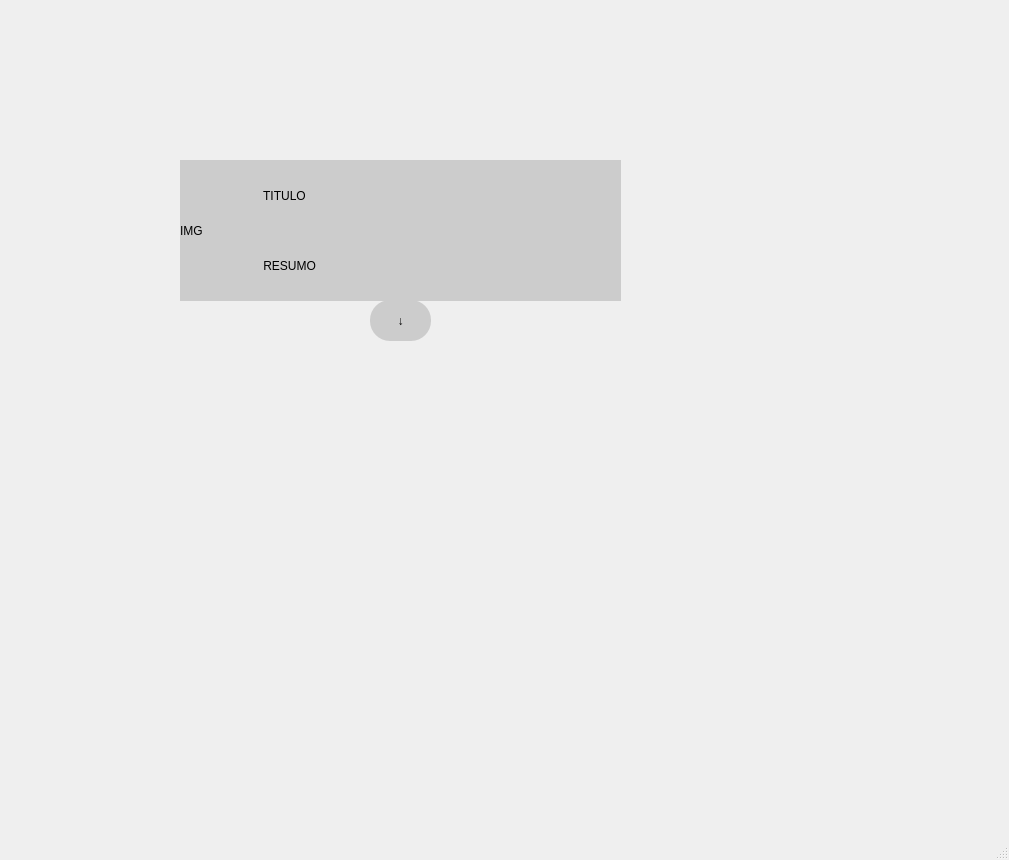
XlouPx/App_futebol, file interface.ui: the form before one commit.
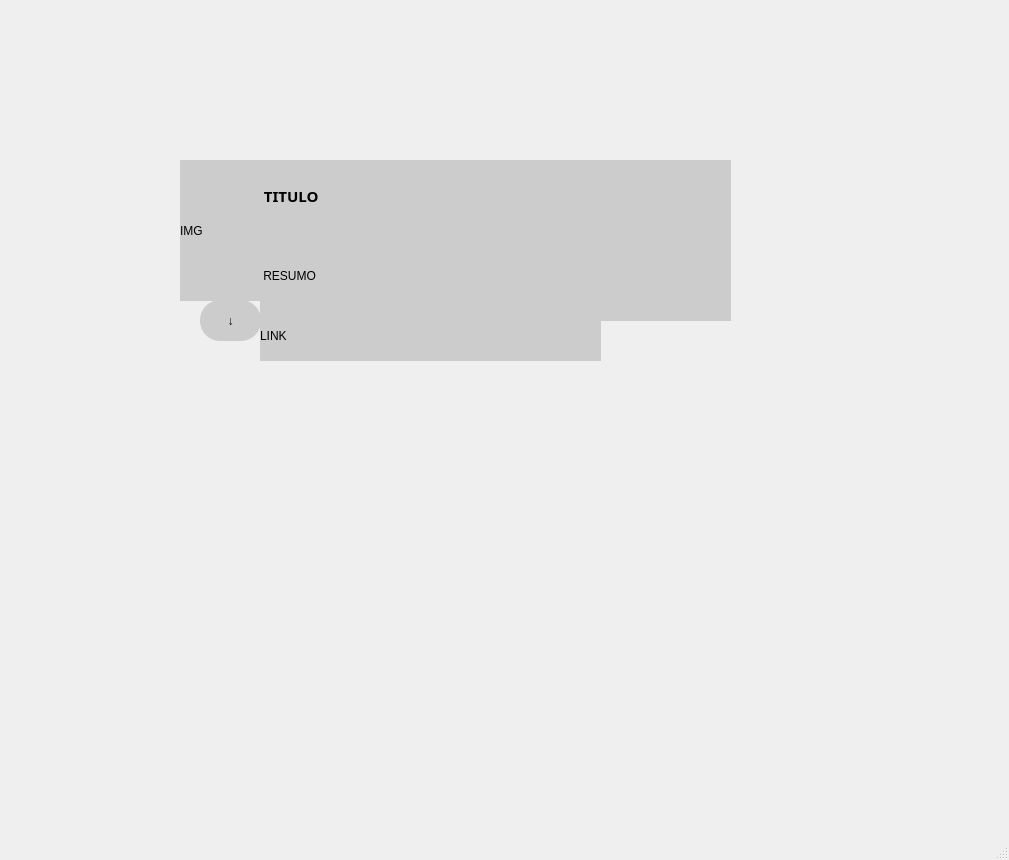
The form after the commit.

Commit message:
Set link
fazendo o link aparecer na label text

```diff
--- a/interface.ui
+++ b/interface.ui
@@ -22,10 +22,18 @@
      <rect>
       <x>260</x>
       <y>160</y>
-      <width>361</width>
+      <width>471</width>
       <height>71</height>
      </rect>
     </property>
+    <property name="font">
+     <font>
+      <family>NewsGoth BT</family>
+      <pointsize>11</pointsize>
+      <weight>75</weight>
+      <bold>true</bold>
+     </font>
+    </property>
     <property name="styleSheet">
      <string notr="true">background: #ccc;</string>
     </property>
@@ -38,8 +46,8 @@
      <rect>
       <x>260</x>
       <y>230</y>
-      <width>361</width>
-      <height>71</height>
+      <width>471</width>
+      <height>91</height>
      </rect>
     </property>
     <property name="styleSheet">
@@ -68,7 +76,7 @@
    <widget class="QPushButton" name="btnDescer">
     <property name="geometry">
      <rect>
-      <x>370</x>
+      <x>200</x>
       <y>300</y>
       <width>61</width>
       <height>41</height>
@@ -82,6 +90,22 @@
      <string>↓</string>
     </property>
    </widget>
+   <widget class="QLabel" name="btnLink">
+    <property name="geometry">
+     <rect>
+      <x>260</x>
+      <y>310</y>
+      <width>341</width>
+      <height>51</height>
+     </rect>
+    </property>
+    <property name="styleSheet">
+     <string notr="true">background: #ccc;</string>
+    </property>
+    <property name="text">
+     <string>LINK</string>
+    </property>
+   </widget>
   </widget>
   <widget class="QMenuBar" name="menubar">
    <property name="geometry">
```
Left out of the diff: 11 changed lines with no effect on the pictures. The commit also changes 2 other files.
